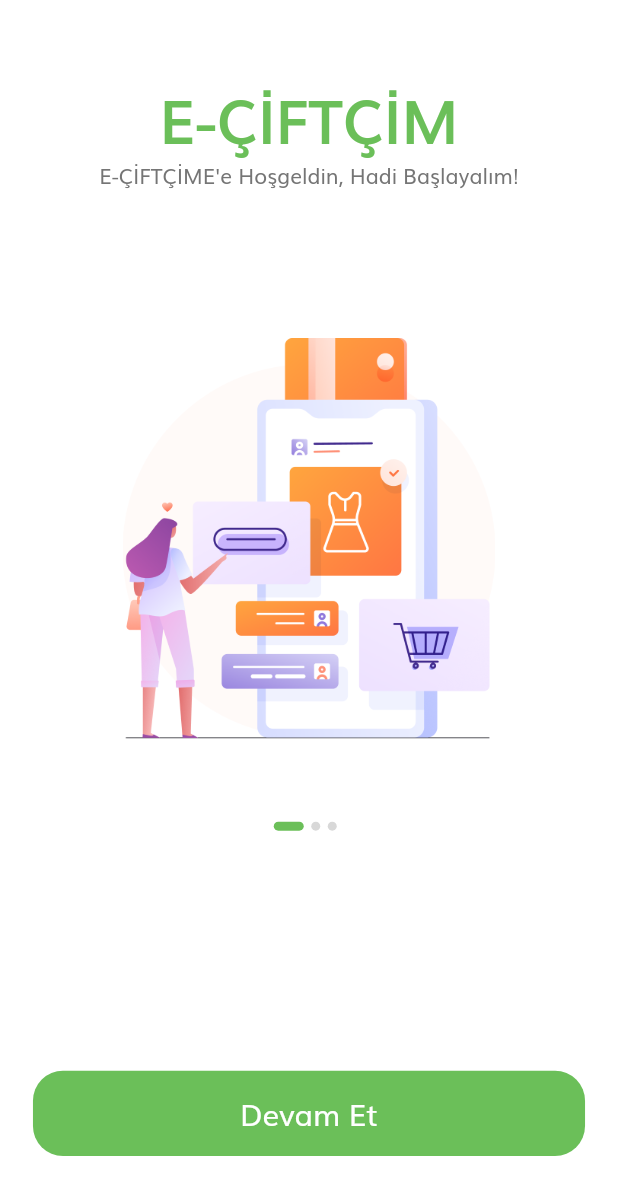
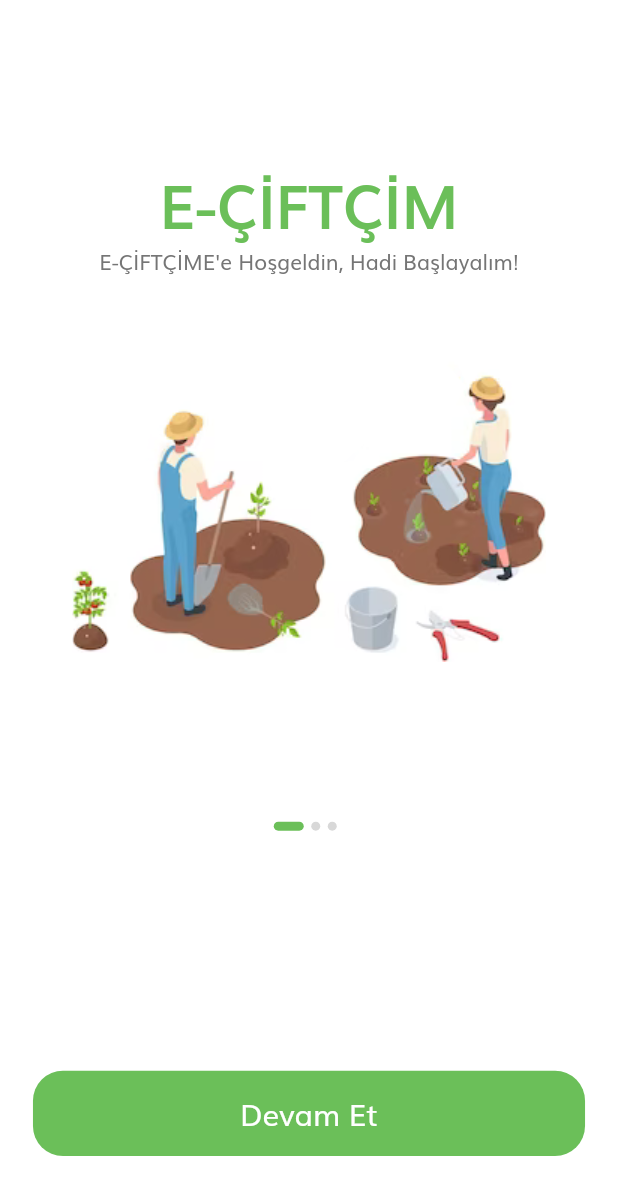
Before and after one commit to nurcanyaz/e-ciftci, a Flutter app: the screen it shows after launch, on a phone screen of 412 x 824 dp. Shown: the top 1195 px of the screen. Run offline on Flutter 3.47's test engine with Material 2 defaults, Android fonts, the light colour scheme and no system bars; our stand-ins replace cloud_firestore, firebase_auth, firebase_core, flutter_svg, fluttertoast, rxdart; accounts and stored records are empty.

Commit message:
Splash screen pictures added

```diff
--- a/lib/screens/splash/components/splash_content.dart
+++ b/lib/screens/splash/components/splash_content.dart
@@ -15,7 +15,7 @@ class SplashContent extends StatelessWidget {
   Widget build(BuildContext context) {
     return Column(
       children: <Widget>[
-        Spacer(),
+        Spacer(flex: 5,),
         Text(
           "E-ÇİFTÇİM",
           style: TextStyle(
@@ -28,11 +28,10 @@ class SplashContent extends StatelessWidget {
           text!,
           textAlign: TextAlign.center,
         ),
-        Spacer(flex: 2),
         Image.asset(
           image!,
-          height: getProportionateScreenHeight(265),
-          width: getProportionateScreenWidth(235),
+          height: getProportionateScreenHeight(305),
+          width: getProportionateScreenWidth(305),
         ),
       ],
     );
```
Also changed, not shown: assets/images/splash_1.png, 2 other files.
